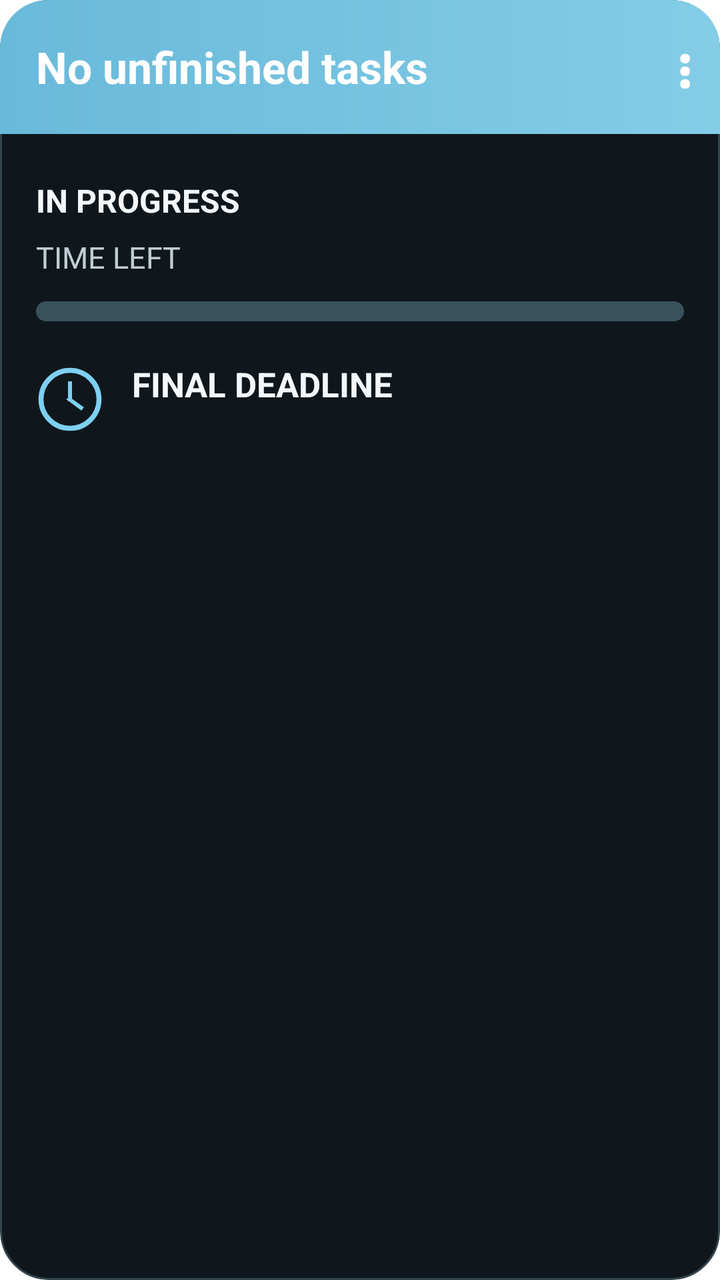
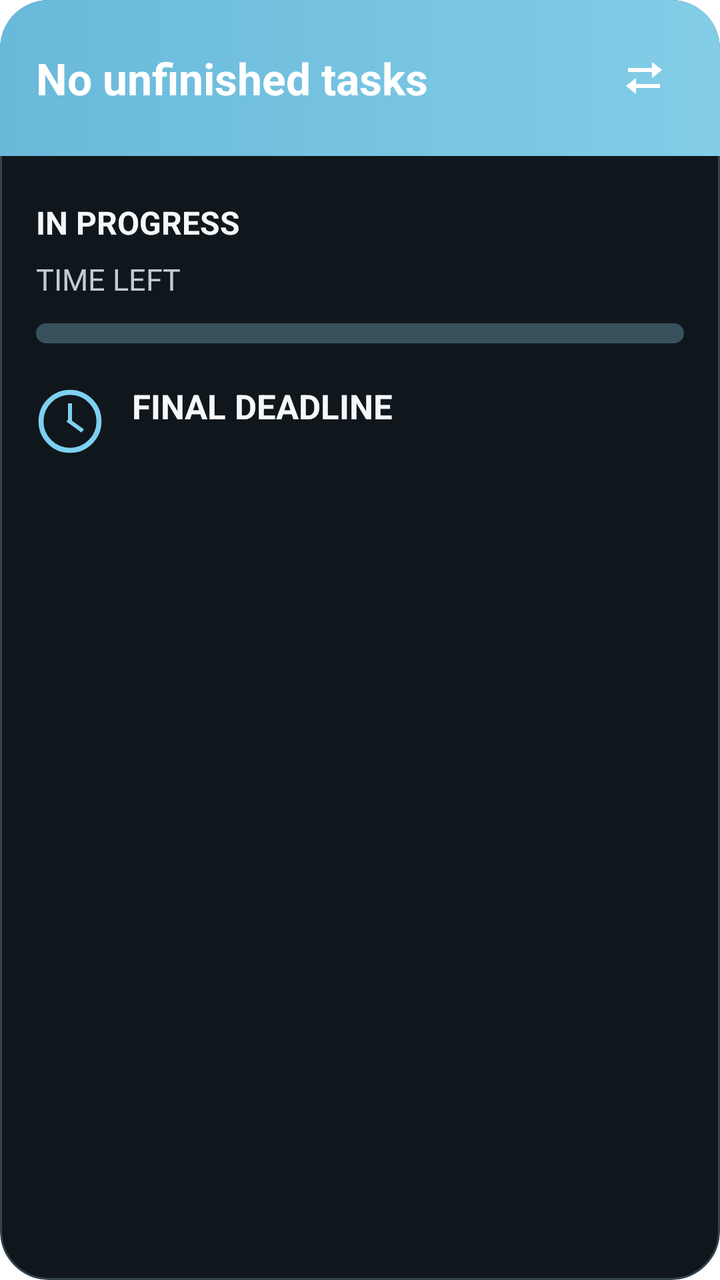

Compare the two renders of this Android layout. The source of the first and the diff that turns it into the second are given below.
<!-- AndroidManifest.xml: fallback theme Theme.MaterialComponents.DayNight.NoActionBar -->
<!-- res/layout/next_ddl_widget.xml -->
<?xml version="1.0" encoding="utf-8"?>
<LinearLayout xmlns:android="http://schemas.android.com/apk/res/android"
    android:id="@+id/widget_root"
    android:layout_width="match_parent"
    android:layout_height="match_parent"
    android:orientation="vertical"
    android:clipToOutline="true"
    android:background="@drawable/next_ddl_widget_background">

    <LinearLayout
        android:id="@+id/widget_header"
        android:layout_width="match_parent"
        android:layout_height="wrap_content"
        android:orientation="horizontal"
        android:gravity="center_vertical"
        android:paddingStart="18dp"
        android:paddingTop="15dp"
        android:paddingEnd="14dp"
        android:paddingBottom="15dp"
        android:background="@drawable/next_ddl_widget_header">
        <TextView
            android:id="@+id/widget_title"
            android:layout_width="0dp"
            android:layout_height="wrap_content"
            android:layout_weight="1"
            android:text="@string/widget_empty"
            android:textColor="@color/widget_header_text"
            android:textSize="22sp"
            android:textStyle="bold"
            android:maxLines="1"
            android:ellipsize="end" />
        <TextView
            android:id="@+id/widget_menu_icon"
            android:layout_width="wrap_content"
            android:layout_height="wrap_content"
            android:layout_marginStart="8dp"
            android:text="⋮"
            android:textColor="@color/widget_header_text"
            android:textSize="27sp"
            android:textStyle="bold" />
    </LinearLayout>

    <LinearLayout
        android:id="@+id/widget_details"
        android:layout_width="match_parent"
        android:layout_height="0dp"
        android:layout_weight="1"
        android:orientation="vertical"
        android:paddingStart="18dp"
        android:paddingTop="17dp"
        android:paddingEnd="18dp"
        android:paddingBottom="17dp">
        <LinearLayout
            android:layout_width="match_parent"
            android:layout_height="wrap_content"
            android:orientation="horizontal"
            android:gravity="center_vertical">
            <TextView
                android:id="@+id/widget_status"
                android:layout_width="0dp"
                android:layout_height="wrap_content"
                android:layout_weight="1"
                android:text="@string/widget_focus_label"
                android:textColor="@color/widget_text"
                android:textSize="16sp"
                android:textStyle="bold" />
            <TextView
                android:id="@+id/widget_percent"
                android:layout_width="wrap_content"
                android:layout_height="wrap_content"
                android:textColor="@color/widget_accent"
                android:textSize="24sp"
                android:textStyle="bold" />
        </LinearLayout>

        <TextView
            android:id="@+id/widget_countdown_label"
            android:layout_width="match_parent"
            android:layout_height="wrap_content"
            android:layout_marginTop="2dp"
            android:text="@string/widget_remaining_label"
            android:textColor="@color/widget_secondary"
            android:textSize="15sp" />

        <ProgressBar
            android:id="@+id/widget_progress"
            style="?android:attr/progressBarStyleHorizontal"
            android:layout_width="match_parent"
            android:layout_height="10dp"
            android:layout_marginTop="12dp"
            android:max="100"
            android:progress="0"
            android:progressDrawable="@drawable/next_ddl_widget_progress" />

        <LinearLayout
            android:layout_width="match_parent"
            android:layout_height="wrap_content"
            android:layout_marginTop="20dp"
            android:orientation="horizontal"
            android:gravity="top">
            <ImageView
                android:layout_width="34dp"
                android:layout_height="34dp"
                android:layout_marginTop="2dp"
                android:src="@drawable/ic_widget_clock"
                android:tint="@color/widget_accent"
                android:contentDescription="@string/widget_final_label" />
            <LinearLayout
                android:layout_width="0dp"
                android:layout_height="wrap_content"
                android:layout_weight="1"
                android:layout_marginStart="14dp"
                android:orientation="vertical">
                <TextView
                    android:id="@+id/widget_final_label"
                    android:layout_width="match_parent"
                    android:layout_height="wrap_content"
                    android:text="@string/widget_final_label"
                    android:textColor="@color/widget_text"
                    android:textSize="17sp"
                    android:textStyle="bold" />
                <TextView
                    android:id="@+id/widget_final_countdown"
                    android:layout_width="match_parent"
                    android:layout_height="wrap_content"
                    android:layout_marginTop="5dp"
                    android:textColor="@color/widget_accent"
                    android:textSize="25sp"
                    android:textStyle="bold"
                    android:maxLines="1"
                    android:ellipsize="end" />
                <TextView
                    android:id="@+id/widget_final"
                    android:layout_width="match_parent"
                    android:layout_height="wrap_content"
                    android:layout_marginTop="5dp"
                    android:textColor="@color/widget_text"
                    android:textSize="15sp"
                    android:maxLines="1"
                    android:ellipsize="end" />
            </LinearLayout>
        </LinearLayout>
    </LinearLayout>

    <TextView
        android:id="@+id/widget_empty_hint"
        android:layout_width="match_parent"
        android:layout_height="0dp"
        android:layout_weight="1"
        android:gravity="center"
        android:padding="18dp"
        android:text="@string/widget_empty_hint"
        android:textColor="@color/widget_secondary"
        android:textSize="15sp"
        android:visibility="gone" />
</LinearLayout>
<!-- resources referenced by this layout -->
<resources>
  <color name="widget_accent">#7ED0F1</color>
  <color name="widget_header_text">#FFFFFF</color>
  <color name="widget_secondary">#C1CDD3</color>
  <color name="widget_text">#F5F8FA</color>
  <!-- drawable ic_widget_clock (drawable) -->
  <?xml version="1.0" encoding="utf-8"?>
  <vector xmlns:android="http://schemas.android.com/apk/res/android"
      android:width="34dp"
      android:height="34dp"
      android:viewportWidth="34"
      android:viewportHeight="34">
      <path android:fillColor="@android:color/transparent" android:strokeColor="@color/widget_accent"
          android:strokeWidth="2.5" android:pathData="M17,2.5A14.5,14.5 0,1 0,17 31.5A14.5,14.5 0,1 0,17 2.5" />
      <path android:fillColor="@color/widget_accent" android:pathData="M16,8h2v10h-2z" />
      <path android:fillColor="@color/widget_accent" android:pathData="M17,16l7,5 -1.3,1.6 -7.7,-5.7z" />
  </vector>
  <!-- drawable next_ddl_widget_background (drawable) -->
  <?xml version="1.0" encoding="utf-8"?>
  <shape xmlns:android="http://schemas.android.com/apk/res/android" android:shape="rectangle">
      <solid android:color="@color/widget_background" />
      <corners android:radius="24dp" />
      <stroke android:width="1dp" android:color="@color/widget_border" />
  </shape>
  <!-- drawable next_ddl_widget_header (drawable) -->
  <?xml version="1.0" encoding="utf-8"?>
  <shape xmlns:android="http://schemas.android.com/apk/res/android" android:shape="rectangle">
      <gradient android:angle="0" android:startColor="@color/widget_header_start"
          android:endColor="@color/widget_header_end" />
      <corners android:topLeftRadius="24dp" android:topRightRadius="24dp" />
  </shape>
  <!-- drawable next_ddl_widget_progress (drawable) -->
  <?xml version="1.0" encoding="utf-8"?>
  <layer-list xmlns:android="http://schemas.android.com/apk/res/android">
      <item android:id="@android:id/background">
          <shape android:shape="rectangle">
              <corners android:radius="8dp" />
              <solid android:color="@color/widget_progress_track" />
          </shape>
      </item>
      <item android:id="@android:id/progress">
          <clip android:clipOrientation="horizontal" android:gravity="left">
              <shape android:shape="rectangle">
                  <corners android:radius="8dp" />
                  <solid android:color="@color/widget_accent" />
              </shape>
          </clip>
      </item>
  </layer-list>
  <string name="widget_empty">No unfinished tasks</string>
  <string name="widget_empty_hint">Tap to open Next DDL</string>
  <string name="widget_final_label">FINAL DEADLINE</string>
  <string name="widget_focus_label">IN PROGRESS</string>
  <string name="widget_remaining_label">TIME LEFT</string>
  <color name="widget_background">#10171C</color>
  <color name="widget_border">#33434C</color>
  <color name="widget_header_start">#69B9DA</color>
  <color name="widget_header_end">#83CDE7</color>
  <color name="widget_progress_track">#39515D</color>
</resources>

<!-- the commit's change to res/layout/next_ddl_widget.xml (unified diff, before → after) -->
@@ -29,15 +29,15 @@
             android:textStyle="bold"
             android:maxLines="1"
             android:ellipsize="end" />
-        <TextView
+        <ImageView
             android:id="@+id/widget_menu_icon"
-            android:layout_width="wrap_content"
-            android:layout_height="wrap_content"
+            android:layout_width="48dp"
+            android:layout_height="48dp"
             android:layout_marginStart="8dp"
-            android:text="⋮"
-            android:textColor="@color/widget_header_text"
-            android:textSize="27sp"
-            android:textStyle="bold" />
+            android:padding="12dp"
+            android:src="@drawable/ic_widget_switch"
+            android:tint="@color/widget_header_text"
+            android:contentDescription="@string/widget_switch_label" />
     </LinearLayout>
 
     <LinearLayout
<!-- resource entries referenced after the edit -->
@@ -15,6 +15,14 @@
           android:strokeWidth="2.5" android:pathData="M17,2.5A14.5,14.5 0,1 0,17 31.5A14.5,14.5 0,1 0,17 2.5" />
       <path android:fillColor="@color/widget_accent" android:pathData="M16,8h2v10h-2z" />
       <path android:fillColor="@color/widget_accent" android:pathData="M17,16l7,5 -1.3,1.6 -7.7,-5.7z" />
+  </vector>
+  <!-- drawable ic_widget_switch (drawable) -->
+  <?xml version="1.0" encoding="utf-8"?>
+  <vector xmlns:android="http://schemas.android.com/apk/res/android"
+      android:width="24dp" android:height="24dp"
+      android:viewportWidth="24" android:viewportHeight="24">
+      <path android:fillColor="@color/widget_header_text"
+          android:pathData="M4,7h12V4l5,4 -5,4V9H4zM20,15H8v-3l-5,4 5,4v-3h12z" />
   </vector>
   <!-- drawable next_ddl_widget_background (drawable) -->
   <?xml version="1.0" encoding="utf-8"?>
@@ -53,6 +61,7 @@
   <string name="widget_final_label">FINAL DEADLINE</string>
   <string name="widget_focus_label">IN PROGRESS</string>
   <string name="widget_remaining_label">TIME LEFT</string>
+  <string name="widget_switch_label">Switch task</string>
   <color name="widget_background">#10171C</color>
   <color name="widget_border">#33434C</color>
   <color name="widget_header_start">#69B9DA</color>
